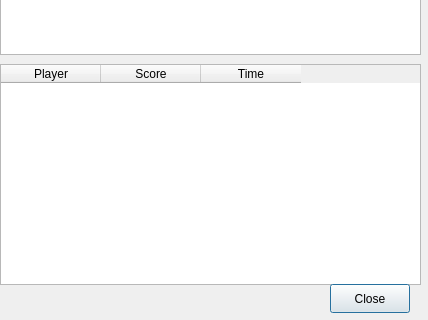
Qt form ui/serverList.ui (wuzhenjiexd/steam-friends-status) before a commit; both pictures show x 0 to 428 and y 146 to 466 of the 428 by 466 pixel window.
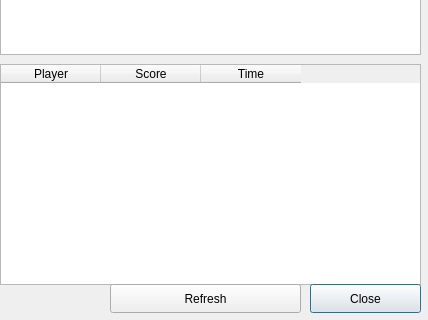
The same form after that commit.

Commit message:
Add refresh in the server information window
Also add some general UI refinements

Patch:
```diff
--- a/ui/serverList.ui
+++ b/ui/serverList.ui
@@ -9,6 +9,18 @@
     <height>466</height>
    </rect>
   </property>
+  <property name="sizePolicy" >
+   <sizepolicy vsizetype="Expanding" hsizetype="Expanding" >
+    <horstretch>0</horstretch>
+    <verstretch>0</verstretch>
+   </sizepolicy>
+  </property>
+  <property name="minimumSize" >
+   <size>
+    <width>428</width>
+    <height>466</height>
+   </size>
+  </property>
   <property name="maximumSize" >
    <size>
     <width>428</width>
@@ -49,6 +61,12 @@
      <verstretch>0</verstretch>
     </sizepolicy>
    </property>
+   <property name="minimumSize" >
+    <size>
+     <width>421</width>
+     <height>221</height>
+    </size>
+   </property>
    <property name="maximumSize" >
     <size>
      <width>421</width>
@@ -62,13 +80,13 @@
     <bool>true</bool>
    </property>
    <property name="showGrid" >
-    <bool>false</bool>
+    <bool>true</bool>
    </property>
    <property name="sortingEnabled" >
     <bool>true</bool>
    </property>
    <property name="wordWrap" >
-    <bool>false</bool>
+    <bool>true</bool>
    </property>
    <property name="cornerButtonEnabled" >
     <bool>false</bool>
@@ -98,9 +116,9 @@
   <widget class="QPushButton" name="closeButton" >
    <property name="geometry" >
     <rect>
-     <x>330</x>
+     <x>310</x>
      <y>430</y>
-     <width>80</width>
+     <width>111</width>
      <height>29</height>
     </rect>
    </property>
@@ -108,6 +126,19 @@
     <string>Close</string>
    </property>
   </widget>
+  <widget class="QPushButton" name="refreshButton" >
+   <property name="geometry" >
+    <rect>
+     <x>110</x>
+     <y>430</y>
+     <width>191</width>
+     <height>29</height>
+    </rect>
+   </property>
+   <property name="text" >
+    <string>Refresh</string>
+   </property>
+  </widget>
  </widget>
  <resources/>
  <connections>
```
Left out of the diff: 13 changed lines with no effect on the pictures. The commit also changes 4 other files.
